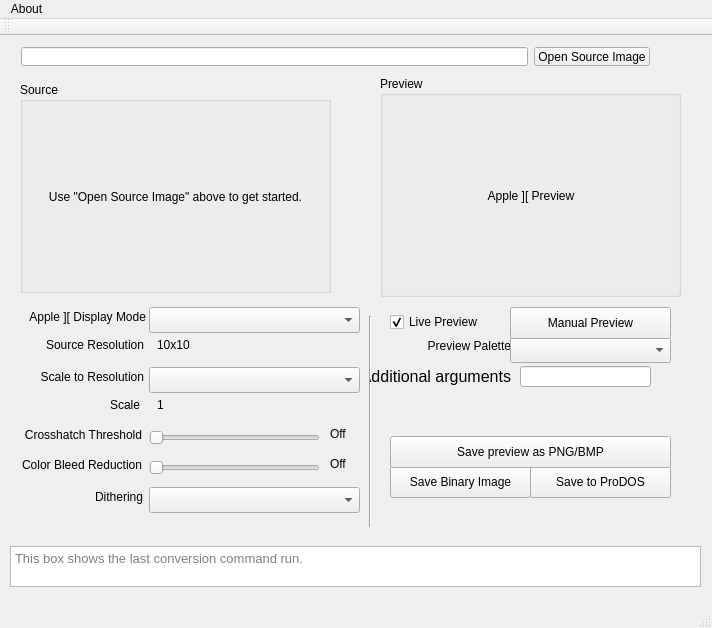
Before: the Qt Designer form buckshot/mainwindow.ui in digarok/buckshot, drawn with Qt 5.
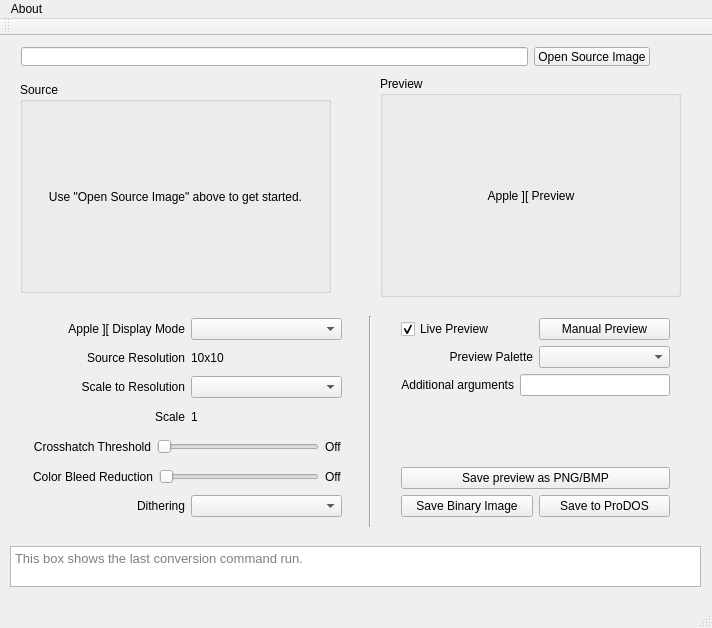
After: the same form once the commit is applied.

Patch:
```diff
--- a/buckshot/mainwindow.ui
+++ b/buckshot/mainwindow.ui
@@ -104,219 +104,6 @@
      </item>
     </layout>
    </widget>
-   <widget class="QLabel" name="label_crossHatch">
-    <property name="geometry">
-     <rect>
-      <x>330</x>
-      <y>390</y>
-      <width>31</width>
-      <height>16</height>
-     </rect>
-    </property>
-    <property name="text">
-     <string>Off</string>
-    </property>
-   </widget>
-   <widget class="QLabel" name="label_colorBleed">
-    <property name="geometry">
-     <rect>
-      <x>330</x>
-      <y>420</y>
-      <width>31</width>
-      <height>16</height>
-     </rect>
-    </property>
-    <property name="text">
-     <string>Off</string>
-    </property>
-   </widget>
-   <widget class="QCheckBox" name="checkBox_livePreview">
-    <property name="geometry">
-     <rect>
-      <x>390</x>
-      <y>271</y>
-      <width>101</width>
-      <height>30</height>
-     </rect>
-    </property>
-    <property name="text">
-     <string>Live Preview</string>
-    </property>
-    <property name="checked">
-     <bool>true</bool>
-    </property>
-   </widget>
-   <widget class="QSlider" name="horizontalSlider_colorBleed">
-    <property name="geometry">
-     <rect>
-      <x>149</x>
-      <y>421</y>
-      <width>171</width>
-      <height>22</height>
-     </rect>
-    </property>
-    <property name="orientation">
-     <enum>Qt::Horizontal</enum>
-    </property>
-   </widget>
-   <widget class="QLabel" name="label_6">
-    <property name="geometry">
-     <rect>
-      <x>12</x>
-      <y>271</y>
-      <width>134</width>
-      <height>20</height>
-     </rect>
-    </property>
-    <property name="text">
-     <string>Apple ][ Display Mode</string>
-    </property>
-    <property name="alignment">
-     <set>Qt::AlignRight|Qt::AlignTrailing|Qt::AlignVCenter</set>
-    </property>
-   </widget>
-   <widget class="QComboBox" name="comboBox_outputFormat">
-    <property name="geometry">
-     <rect>
-      <x>149</x>
-      <y>271</y>
-      <width>211</width>
-      <height>26</height>
-     </rect>
-    </property>
-   </widget>
-   <widget class="QLabel" name="label_5">
-    <property name="geometry">
-     <rect>
-      <x>2</x>
-      <y>421</y>
-      <width>140</width>
-      <height>16</height>
-     </rect>
-    </property>
-    <property name="text">
-     <string>Color Bleed Reduction</string>
-    </property>
-    <property name="alignment">
-     <set>Qt::AlignRight|Qt::AlignTrailing|Qt::AlignVCenter</set>
-    </property>
-   </widget>
-   <widget class="QLabel" name="label_3">
-    <property name="geometry">
-     <rect>
-      <x>103</x>
-      <y>361</y>
-      <width>37</width>
-      <height>16</height>
-     </rect>
-    </property>
-    <property name="text">
-     <string>Scale</string>
-    </property>
-    <property name="alignment">
-     <set>Qt::AlignRight|Qt::AlignTrailing|Qt::AlignVCenter</set>
-    </property>
-   </widget>
-   <widget class="QLabel" name="label_4">
-    <property name="geometry">
-     <rect>
-      <x>2</x>
-      <y>391</y>
-      <width>140</width>
-      <height>16</height>
-     </rect>
-    </property>
-    <property name="text">
-     <string>Crosshatch Threshold</string>
-    </property>
-    <property name="alignment">
-     <set>Qt::AlignRight|Qt::AlignTrailing|Qt::AlignVCenter</set>
-    </property>
-   </widget>
-   <widget class="QLabel" name="label">
-    <property name="geometry">
-     <rect>
-      <x>30</x>
-      <y>301</y>
-      <width>114</width>
-      <height>16</height>
-     </rect>
-    </property>
-    <property name="text">
-     <string>Source Resolution</string>
-    </property>
-    <property name="alignment">
-     <set>Qt::AlignRight|Qt::AlignTrailing|Qt::AlignVCenter</set>
-    </property>
-   </widget>
-   <widget class="QComboBox" name="comboBox_inputResolution">
-    <property name="geometry">
-     <rect>
-      <x>149</x>
-      <y>331</y>
-      <width>211</width>
-      <height>26</height>
-     </rect>
-    </property>
-   </widget>
-   <widget class="QSlider" name="horizontalSlider_crossHatch">
-    <property name="geometry">
-     <rect>
-      <x>149</x>
-      <y>391</y>
-      <width>171</width>
-      <height>22</height>
-     </rect>
-    </property>
-    <property name="maximum">
-     <number>50</number>
-    </property>
-    <property name="orientation">
-     <enum>Qt::Horizontal</enum>
-    </property>
-   </widget>
-   <widget class="QLabel" name="label_sourceResolution">
-    <property name="geometry">
-     <rect>
-      <x>157</x>
-      <y>301</y>
-      <width>161</width>
-      <height>16</height>
-     </rect>
-    </property>
-    <property name="text">
-     <string>10x10</string>
-    </property>
-   </widget>
-   <widget class="QLabel" name="label_2">
-    <property name="geometry">
-     <rect>
-      <x>23</x>
-      <y>331</y>
-      <width>121</width>
-      <height>20</height>
-     </rect>
-    </property>
-    <property name="text">
-     <string>Scale to Resolution</string>
-    </property>
-    <property name="alignment">
-     <set>Qt::AlignRight|Qt::AlignTrailing|Qt::AlignVCenter</set>
-    </property>
-   </widget>
-   <widget class="QLabel" name="label_scaleFactor">
-    <property name="geometry">
-     <rect>
-      <x>157</x>
-      <y>361</y>
-      <width>171</width>
-      <height>16</height>
-     </rect>
-    </property>
-    <property name="text">
-     <string>1</string>
-    </property>
-   </widget>
    <widget class="QPlainTextEdit" name="plainTextEdit_lastCmd">
     <property name="geometry">
      <rect>
@@ -335,19 +122,6 @@
      <string>This box shows the last conversion command run.</string>
     </property>
    </widget>
-   <widget class="QPushButton" name="pushButton_saveImage">
-    <property name="geometry">
-     <rect>
-      <x>390</x>
-      <y>430</y>
-      <width>141</width>
-      <height>32</height>
-     </rect>
-    </property>
-    <property name="text">
-     <string>Save Binary Image</string>
-    </property>
-   </widget>
    <widget class="Line" name="line">
     <property name="geometry">
      <rect>
@@ -361,127 +135,274 @@
      <enum>Qt::Vertical</enum>
     </property>
    </widget>
-   <widget class="QPushButton" name="pushButton_saveToProdos">
+   <widget class="QWidget" name="">
     <property name="geometry">
      <rect>
-      <x>530</x>
-      <y>430</y>
-      <width>141</width>
-      <height>32</height>
+      <x>390</x>
+      <y>271</y>
+      <width>291</width>
+      <height>221</height>
      </rect>
     </property>
-    <property name="text">
-     <string>Save to ProDOS</string>
-    </property>
+    <layout class="QVBoxLayout" name="verticalLayout">
+     <item>
+      <layout class="QHBoxLayout" name="horizontalLayout_2">
+       <item>
+        <widget class="QCheckBox" name="checkBox_livePreview">
+         <property name="text">
+          <string>Live Preview</string>
+         </property>
+         <property name="checked">
+          <bool>true</bool>
+         </property>
+        </widget>
+       </item>
+       <item>
+        <widget class="QPushButton" name="pushButton_preview">
+         <property name="text">
+          <string>Manual Preview</string>
+         </property>
+        </widget>
+       </item>
+      </layout>
+     </item>
+     <item>
+      <layout class="QHBoxLayout" name="horizontalLayout_3">
+       <item>
+        <widget class="QLabel" name="label_9">
+         <property name="text">
+          <string>Preview Palette</string>
+         </property>
+         <property name="alignment">
+          <set>Qt::AlignRight|Qt::AlignTrailing|Qt::AlignVCenter</set>
+         </property>
+        </widget>
+       </item>
+       <item>
+        <widget class="QComboBox" name="comboBox_previewPalette"/>
+       </item>
+      </layout>
+     </item>
+     <item>
+      <layout class="QHBoxLayout" name="horizontalLayout_4">
+       <item>
+        <widget class="QLabel" name="label_10">
+         <property name="text">
+          <string>Additional arguments</string>
+         </property>
+         <property name="alignment">
+          <set>Qt::AlignRight|Qt::AlignTrailing|Qt::AlignVCenter</set>
+         </property>
+        </widget>
+       </item>
+       <item>
+        <widget class="QLineEdit" name="lineEdit_addArgs"/>
+       </item>
+      </layout>
+     </item>
+     <item>
+      <spacer name="verticalSpacer">
+       <property name="orientation">
+        <enum>Qt::Vertical</enum>
+       </property>
+       <property name="sizeHint" stdset="0">
+        <size>
+         <width>20</width>
+         <height>40</height>
+        </size>
+       </property>
+      </spacer>
+     </item>
+     <item>
+      <widget class="QPushButton" name="pushButton_savePreview">
+       <property name="text">
+        <string>Save preview as PNG/BMP</string>
+       </property>
+      </widget>
+     </item>
+     <item>
+      <layout class="QHBoxLayout" name="horizontalLayout_5">
+       <item>
+        <widget class="QPushButton" name="pushButton_saveImage">
+         <property name="text">
+          <string>Save Binary Image</string>
+         </property>
+        </widget>
+       </item>
+       <item>
+        <widget class="QPushButton" name="pushButton_saveToProdos">
+         <property name="text">
+          <string>Save to ProDOS</string>
+         </property>
+        </widget>
+       </item>
+      </layout>
+     </item>
+    </layout>
    </widget>
-   <widget class="QLabel" name="label_8">
+   <widget class="QWidget" name="">
     <property name="geometry">
      <rect>
       <x>22</x>
-      <y>451</y>
-      <width>121</width>
-      <height>20</height>
-     </rect>
-    </property>
-    <property name="text">
-     <string>Dithering</string>
-    </property>
-    <property name="alignment">
-     <set>Qt::AlignRight|Qt::AlignTrailing|Qt::AlignVCenter</set>
-    </property>
-   </widget>
-   <widget class="QComboBox" name="comboBox_dithering">
-    <property name="geometry">
-     <rect>
-      <x>149</x>
-      <y>451</y>
-      <width>211</width>
-      <height>26</height>
-     </rect>
-    </property>
-   </widget>
-   <widget class="QLineEdit" name="lineEdit_addArgs">
-    <property name="geometry">
-     <rect>
-      <x>520</x>
-      <y>330</y>
-      <width>131</width>
-      <height>21</height>
-     </rect>
-    </property>
-   </widget>
-   <widget class="QLabel" name="label_9">
-    <property name="geometry">
-     <rect>
-      <x>410</x>
-      <y>300</y>
-      <width>101</width>
-      <height>20</height>
-     </rect>
-    </property>
-    <property name="text">
-     <string>Preview Palette</string>
-    </property>
-    <property name="alignment">
-     <set>Qt::AlignRight|Qt::AlignTrailing|Qt::AlignVCenter</set>
-    </property>
-   </widget>
-   <widget class="QComboBox" name="comboBox_previewPalette">
-    <property name="geometry">
-     <rect>
-      <x>510</x>
-      <y>301</y>
-      <width>161</width>
-      <height>26</height>
-     </rect>
-    </property>
-   </widget>
-   <widget class="QLabel" name="label_10">
-    <property name="geometry">
-     <rect>
-      <x>370</x>
-      <y>330</y>
-      <width>141</width>
-      <height>20</height>
-     </rect>
-    </property>
-    <property name="font">
-     <font>
-      <pointsize>12</pointsize>
-     </font>
-    </property>
-    <property name="text">
-     <string>Additional arguments</string>
-    </property>
-    <property name="alignment">
-     <set>Qt::AlignRight|Qt::AlignTrailing|Qt::AlignVCenter</set>
-    </property>
-   </widget>
-   <widget class="QPushButton" name="pushButton_preview">
-    <property name="geometry">
-     <rect>
-      <x>510</x>
       <y>271</y>
-      <width>161</width>
-      <height>32</height>
+      <width>331</width>
+      <height>221</height>
      </rect>
     </property>
-    <property name="text">
-     <string>Manual Preview</string>
-    </property>
-   </widget>
-   <widget class="QPushButton" name="pushButton_savePreview">
-    <property name="geometry">
-     <rect>
-      <x>390</x>
-      <y>400</y>
-      <width>281</width>
-      <height>32</height>
-     </rect>
-    </property>
-    <property name="text">
-     <string>Save preview as PNG/BMP</string>
-    </property>
+    <layout class="QVBoxLayout" name="verticalLayout_2">
+     <item>
+      <layout class="QHBoxLayout" name="horizontalLayout_6">
+       <item>
+        <widget class="QLabel" name="label_6">
+         <property name="text">
+          <string>Apple ][ Display Mode</string>
+         </property>
+         <property name="alignment">
+          <set>Qt::AlignRight|Qt::AlignTrailing|Qt::AlignVCenter</set>
+         </property>
+        </widget>
+       </item>
+       <item>
+        <widget class="QComboBox" name="comboBox_outputFormat"/>
+       </item>
+      </layout>
+     </item>
+     <item>
+      <layout class="QHBoxLayout" name="horizontalLayout_7">
+       <item>
+        <widget class="QLabel" name="label">
+         <property name="text">
+          <string>Source Resolution</string>
+         </property>
+         <property name="alignment">
+          <set>Qt::AlignRight|Qt::AlignTrailing|Qt::AlignVCenter</set>
+         </property>
+        </widget>
+       </item>
+       <item>
+        <widget class="QLabel" name="label_sourceResolution">
+         <property name="text">
+          <string>10x10</string>
+         </property>
+        </widget>
+       </item>
+      </layout>
+     </item>
+     <item>
+      <layout class="QHBoxLayout" name="horizontalLayout_8">
+       <item>
+        <widget class="QLabel" name="label_2">
+         <property name="text">
+          <string>Scale to Resolution</string>
+         </property>
+         <property name="alignment">
+          <set>Qt::AlignRight|Qt::AlignTrailing|Qt::AlignVCenter</set>
+         </property>
+        </widget>
+       </item>
+       <item>
+        <widget class="QComboBox" name="comboBox_inputResolution"/>
+       </item>
+      </layout>
+     </item>
+     <item>
+      <layout class="QHBoxLayout" name="horizontalLayout_9">
+       <item>
+        <widget class="QLabel" name="label_3">
+         <property name="text">
+          <string>Scale</string>
+         </property>
+         <property name="alignment">
+          <set>Qt::AlignRight|Qt::AlignTrailing|Qt::AlignVCenter</set>
+         </property>
+        </widget>
+       </item>
+       <item>
+        <widget class="QLabel" name="label_scaleFactor">
+         <property name="text">
+          <string>1</string>
+         </property>
+        </widget>
+       </item>
+      </layout>
+     </item>
+     <item>
+      <layout class="QHBoxLayout" name="horizontalLayout_10">
+       <item>
+        <widget class="QLabel" name="label_4">
+         <property name="text">
+          <string>Crosshatch Threshold</string>
+         </property>
+         <property name="alignment">
+          <set>Qt::AlignRight|Qt::AlignTrailing|Qt::AlignVCenter</set>
+         </property>
+        </widget>
+       </item>
+       <item>
+        <widget class="QSlider" name="horizontalSlider_crossHatch">
+         <property name="maximum">
+          <number>50</number>
+         </property>
+         <property name="orientation">
+          <enum>Qt::Horizontal</enum>
+         </property>
+        </widget>
+       </item>
+       <item>
+        <widget class="QLabel" name="label_crossHatch">
+         <property name="text">
+          <string>Off</string>
+         </property>
+        </widget>
+       </item>
+      </layout>
+     </item>
+     <item>
+      <layout class="QHBoxLayout" name="horizontalLayout_11">
+       <item>
+        <widget class="QLabel" name="label_5">
+         <property name="text">
+          <string>Color Bleed Reduction</string>
+         </property>
+         <property name="alignment">
+          <set>Qt::AlignRight|Qt::AlignTrailing|Qt::AlignVCenter</set>
+         </property>
+        </widget>
+       </item>
+       <item>
+        <widget class="QSlider" name="horizontalSlider_colorBleed">
+         <property name="orientation">
+          <enum>Qt::Horizontal</enum>
+         </property>
+        </widget>
+       </item>
+       <item>
+        <widget class="QLabel" name="label_colorBleed">
+         <property name="text">
+          <string>Off</string>
+         </property>
+        </widget>
+       </item>
+      </layout>
+     </item>
+     <item>
+      <layout class="QHBoxLayout" name="horizontalLayout_12">
+       <item>
+        <widget class="QLabel" name="label_8">
+         <property name="text">
+          <string>Dithering</string>
+         </property>
+         <property name="alignment">
+          <set>Qt::AlignRight|Qt::AlignTrailing|Qt::AlignVCenter</set>
+         </property>
+        </widget>
+       </item>
+       <item>
+        <widget class="QComboBox" name="comboBox_dithering"/>
+       </item>
+      </layout>
+     </item>
+    </layout>
    </widget>
   </widget>
   <widget class="QMenuBar" name="menuBar">
```
